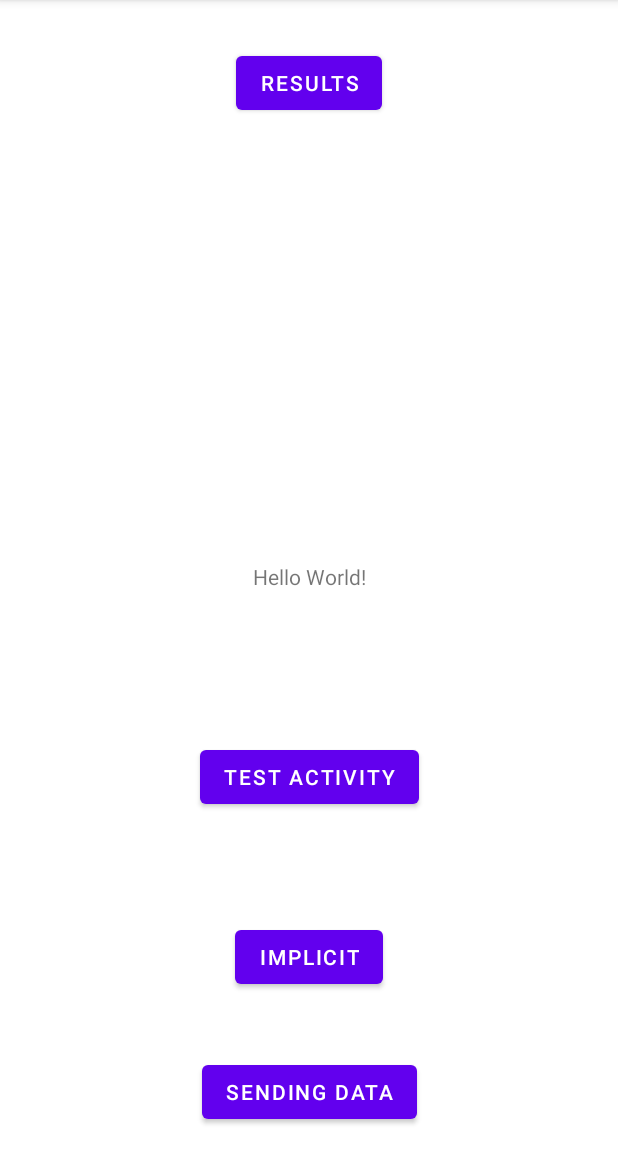
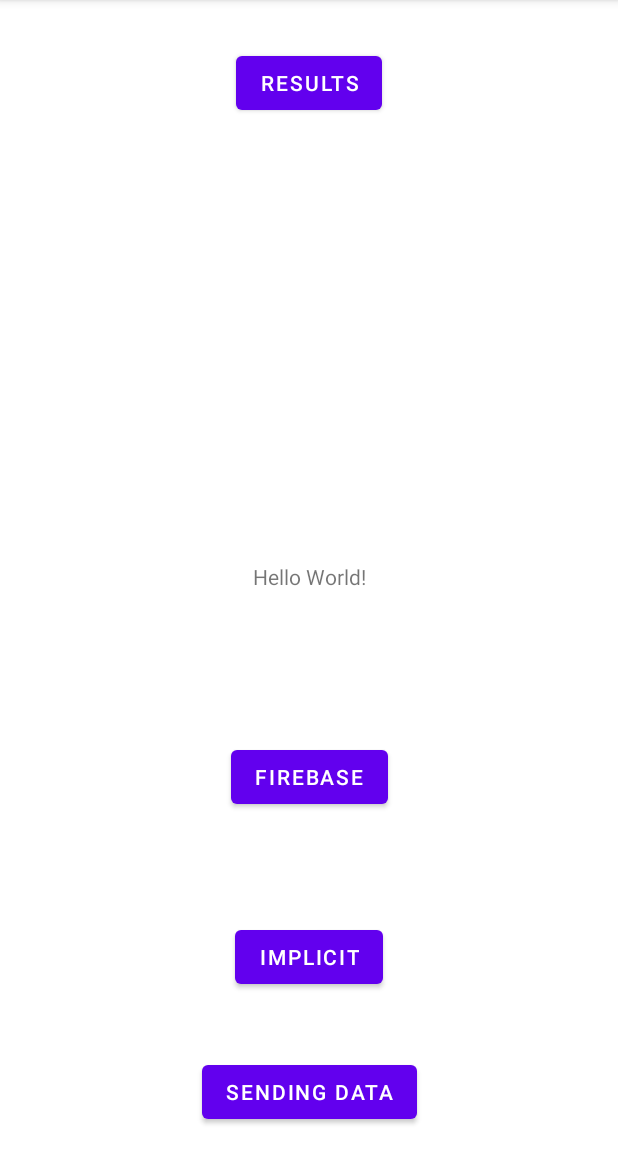
Before and after one commit to zaccaffey/ActivitiesAndIntents, an Android app: the screen it shows after launch (MainActivity), on a phone screen of 412 x 824 dp, the part 84-1236 px from its top. Run offline under Robolectric (Android 15) with nearby library versions, the phone set to English and light mode, and no system bars.

Commit message:
Firebase

```diff
--- a/app/build.gradle
+++ b/app/build.gradle
@@ -1,7 +1,7 @@
 plugins {
     id 'com.android.application'
+    id 'com.google.gms.google-services'
 }
-
 android {
     compileSdk 32
 
@@ -32,6 +32,8 @@ dependencies {
     implementation 'androidx.appcompat:appcompat:1.5.0'
     implementation 'com.google.android.material:material:1.6.1'
     implementation 'androidx.constraintlayout:constraintlayout:2.1.4'
+    implementation 'com.google.firebase:firebase-messaging-ktx:23.0.8'
+    implementation 'com.google.firebase:firebase-messaging:23.0.8'
     testImplementation 'junit:junit:4.13.2'
     androidTestImplementation 'androidx.test.ext:junit:1.1.3'
     androidTestImplementation 'androidx.test.espresso:espresso-core:3.4.0'
--- a/app/src/main/res/layout/activity_main.xml
+++ b/app/src/main/res/layout/activity_main.xml
@@ -17,12 +17,12 @@
         app:layout_constraintTop_toTopOf="parent" />
 
     <Button
-        android:id="@+id/btnTest"
+        android:id="@+id/btnFire"
         android:layout_width="wrap_content"
         android:layout_height="wrap_content"
         android:layout_marginTop="100dp"
         android:onClick="onClick"
-        android:text="Test Activity"
+        android:text="Firebase"
         app:layout_constraintEnd_toEndOf="parent"
         app:layout_constraintStart_toStartOf="parent"
         app:layout_constraintTop_toBottomOf="@+id/textView3" />
```
Also changed, not shown: app/src/main/java/com/example/activitiesandintents/MainActivity.java (+6 -2 lines).
